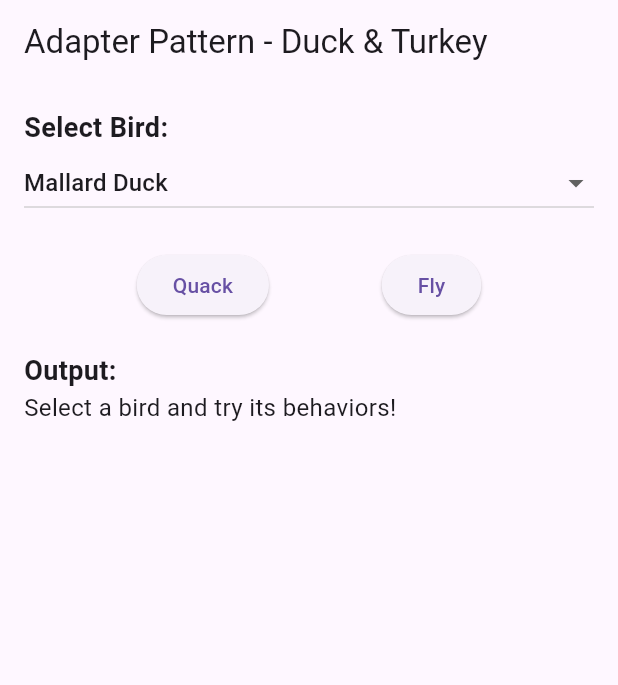
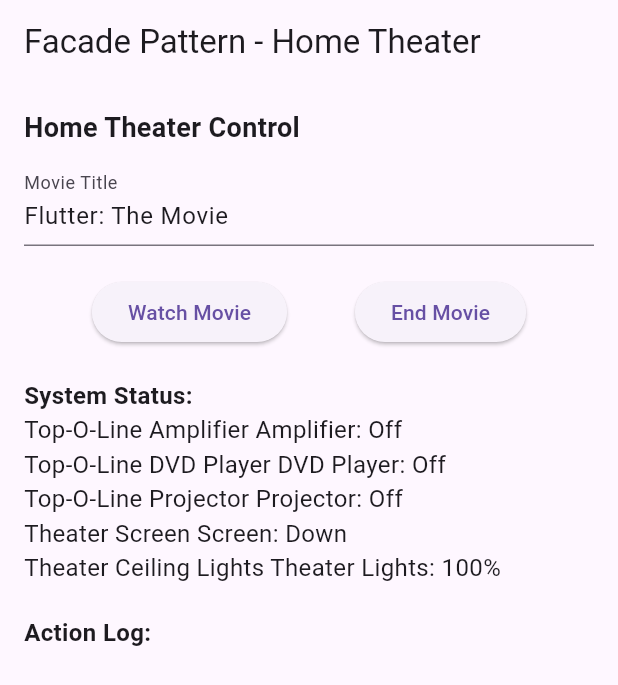
Before and after one commit to Alyaatalaat28/Flutter-Design-Patterns, a Flutter app: the screen it shows after launch, on a phone screen of 412 x 824 dp. Shown: the top 685 px of the screen. Run offline on Flutter 3.47's test engine with Material 3 defaults, Android fonts, the phone set to English and light mode, and no system bars.

Commit message:
Implement Home Theater Facade pattern with subsystem classes and UI for movie control

```diff
--- a/lib/main.dart
+++ b/lib/main.dart
@@ -1,5 +1,5 @@
 import 'package:flutter/material.dart';
-import 'package:flutter_design_patterns/patterns/adapter/adapter_screen.dart';
+import 'package:flutter_design_patterns/patterns/facade/theater_screen.dart';
 
 void main() {
   runApp(const MyApp());
@@ -18,7 +18,7 @@ class MyApp extends StatelessWidget {
         visualDensity: VisualDensity.adaptivePlatformDensity,
       ),
       title: 'Flutter Design Patterns',
-      home: AdapterScreen(),
+      home: TheaterScreen(),
     );
   }
 }
--- /dev/null
+++ b/lib/patterns/facade/facade.dart
@@ -0,0 +1,47 @@
+import 'subsystem.dart';
+
+class HomeTheaterFacade {
+  final Amplifier amp;
+  final DvdPlayer dvd;
+  final Projector projector;
+  final Screen screen;
+  final TheaterLights lights;
+  StringBuffer log = StringBuffer();
+
+  HomeTheaterFacade({
+    required this.amp,
+    required this.dvd,
+    required this.projector,
+    required this.screen,
+    required this.lights,
+  });
+
+  void watchMovie(String movie) {
+    log.writeln("Get ready to watch \"$movie\"...");
+    lights.dim(10);
+    screen.down();
+    projector.on();
+    projector.wideScreenMode();
+    amp.on();
+    amp.setDvd(dvd);
+    amp.setVolume(5);
+    dvd.on();
+    dvd.play(movie);
+  }
+
+  void endMovie() {
+    log.writeln("Shutting down the movie theater...");
+    lights.on();
+    screen.up();
+    projector.off();
+    amp.off();
+    dvd.stop();
+    dvd.off();
+  }
+
+  String getSystemStatus() {
+    return "${amp.getStatus()}\n${dvd.getStatus()}\n${projector.getStatus()}\n${screen.getStatus()}\n${lights.getStatus()}";
+  }
+
+  String getLog() => log.toString();
+}
--- /dev/null
+++ b/lib/patterns/facade/subsystem.dart
@@ -0,0 +1,86 @@
+// Subsystem: DvdPlayer
+// ignore_for_file: avoid_print
+
+class DvdPlayer {
+  String description;
+  String? currentMovie;
+
+  DvdPlayer(this.description);
+
+  void on() => print("$description DVD Player on");
+  void play(String movie) {
+    currentMovie = movie;
+    print("$description DVD Player playing \"$movie\"");
+  }
+  void stop() {
+    print("$description DVD Player stopped \"$currentMovie\"");
+    currentMovie = null;
+  }
+  void off() => print("$description DVD Player off");
+
+  String getStatus() => "$description DVD Player: ${currentMovie != null ? 'Playing \"$currentMovie\"' : 'Off'}";
+}
+
+// Subsystem: Projector
+class Projector {
+  String description;
+  DvdPlayer? dvdPlayer;
+
+  Projector(this.description);
+
+  void on() => print("$description Projector on");
+  void wideScreenMode() => print("$description Projector in widescreen mode");
+  void off() => print("$description Projector off");
+
+  String getStatus() => "$description Projector: ${dvdPlayer != null ? 'On (widescreen)' : 'Off'}";
+}
+
+// Subsystem: Amplifier
+class Amplifier {
+  String description;
+  DvdPlayer? dvdPlayer;
+  int volume = 0;
+
+  Amplifier(this.description);
+
+  void on() => print("$description Amplifier on");
+  void setDvd(DvdPlayer dvd) {
+    dvdPlayer = dvd;
+    print("$description Amplifier setting DVD player to ${dvd.description}");
+  }
+  void setVolume(int level) {
+    volume = level;
+    print("$description Amplifier setting volume to $level");
+  }
+  void off() => print("$description Amplifier off");
+
+  String getStatus() => "$description Amplifier: ${dvdPlayer != null ? 'On, Volume $volume' : 'Off'}";
+}
+
+// Subsystem: Screen
+class Screen {
+  String description;
+
+  Screen(this.description);
+
+  void down() => print("$description Screen going down");
+  void up() => print("$description Screen going up");
+
+  String getStatus() => "$description Screen: Down";
+}
+
+// Subsystem: Lights
+class TheaterLights {
+  String description;
+  int brightness = 100;
+
+  TheaterLights(this.description);
+
+  void dim(int level) {
+    brightness = level;
+    print("$description Theater Lights dimming to $level%");
+  }
+  void on() => print("$description Theater Lights on");
+
+  String getStatus() => "$description Theater Lights: $brightness%";
+}
--- /dev/null
+++ b/lib/patterns/facade/theater_screen.dart
@@ -0,0 +1,107 @@
+import 'package:flutter/material.dart';
+import 'subsystem.dart';
+import 'facade.dart';
+
+class TheaterScreen extends StatefulWidget {
+  const TheaterScreen({super.key});
+
+  @override
+  _TheaterScreenState createState() => _TheaterScreenState();
+}
+
+class _TheaterScreenState extends State<TheaterScreen> {
+  late final HomeTheaterFacade _facade;
+  final _movieController = TextEditingController(text: "Flutter: The Movie");
+
+  @override
+  void initState() {
+    super.initState();
+    // Initialize subsystem components
+    final amp = Amplifier("Top-O-Line Amplifier");
+    final dvd = DvdPlayer("Top-O-Line DVD Player");
+    final projector = Projector("Top-O-Line Projector");
+    final screen = Screen("Theater Screen");
+    final lights = TheaterLights("Theater Ceiling Lights");
+
+    // Initialize facade
+    _facade = HomeTheaterFacade(
+      amp: amp,
+      dvd: dvd,
+      projector: projector,
+      screen: screen,
+      lights: lights,
+    );
+  }
+
+  @override
+  void dispose() {
+    _movieController.dispose();
+    super.dispose();
+  }
+
+  @override
+  Widget build(BuildContext context) {
+    return Scaffold(
+      appBar: AppBar(title: const Text('Facade Pattern - Home Theater')),
+      body: Padding(
+        padding: const EdgeInsets.all(16.0),
+        child: Column(
+          crossAxisAlignment: CrossAxisAlignment.start,
+          children: [
+            const Text(
+              'Home Theater Control',
+              style: TextStyle(fontSize: 18, fontWeight: FontWeight.bold),
+            ),
+            const SizedBox(height: 10),
+            TextField(
+              controller: _movieController,
+              decoration: const InputDecoration(labelText: 'Movie Title'),
+            ),
+            const SizedBox(height: 20),
+            Row(
+              mainAxisAlignment: MainAxisAlignment.spaceEvenly,
+              children: [
+                ElevatedButton(
+                  onPressed: () {
+                    _facade.watchMovie(_movieController.text);
+                    setState(() {});
+                  },
+                  child: const Text('Watch Movie'),
+                ),
+                ElevatedButton(
+                  onPressed: () {
+                    _facade.endMovie();
+                    setState(() {});
+                  },
+                  child: const Text('End Movie'),
+                ),
+              ],
+            ),
+            const SizedBox(height: 20),
+            const Text(
+              'System Status:',
+              style: TextStyle(fontSize: 16, fontWeight: FontWeight.bold),
+            ),
+            Text(
+              _facade.getSystemStatus(),
+              style: const TextStyle(fontSize: 16),
+            ),
+            const SizedBox(height: 20),
+            const Text(
+              'Action Log:',
+              style: TextStyle(fontSize: 16, fontWeight: FontWeight.bold),
+            ),
+            Expanded(
+              child: SingleChildScrollView(
+                child: Text(
+                  _facade.getLog(),
+                  style: const TextStyle(fontSize: 16),
+                ),
+              ),
+            ),
+          ],
+        ),
+      ),
+    );
+  }
+}
```
